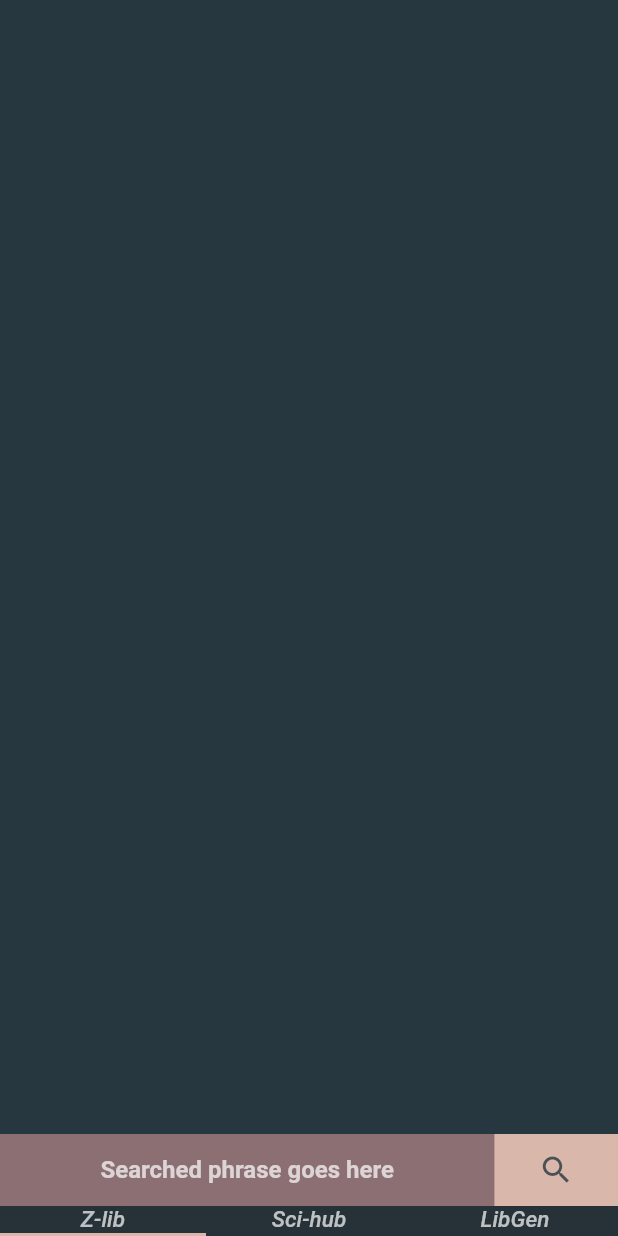
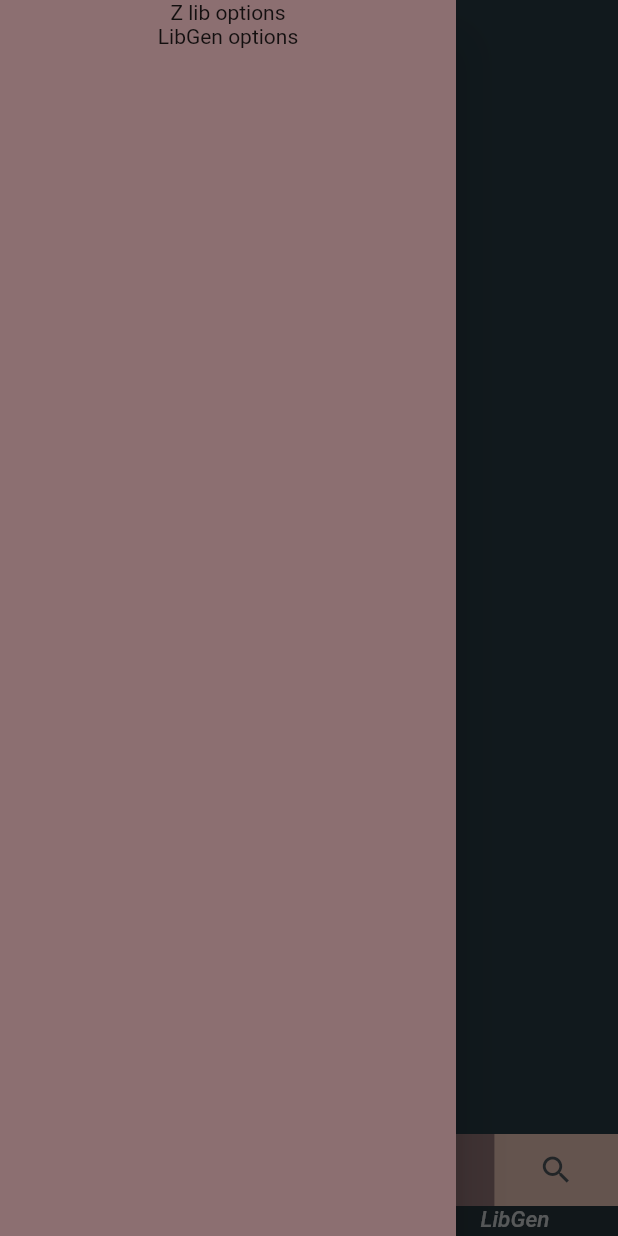
Before and after one commit to Qnkacz/Alexandria, a Flutter app: the screen it shows after launch, with the side drawer open (before the commit the screen has no drawer), on a phone screen of 412 x 824 dp. Run offline on Flutter 3.47's test engine with Material 2 defaults, Android fonts, the phone set to English and light mode, and no system bars; our stand-ins replace another_flushbar, flutter_slidable, permission_handler, share; missing offline and left inert: flutter_downloader.

Commit message:
Clean up
Added mainScreen widget for cleaner main

changed the Icon to one without background

```diff
--- /dev/null
+++ b/lib/MainScreen.dart
@@ -0,0 +1,88 @@
+import 'dart:ui';
+
+import 'package:flutter/material.dart';
+import 'package:flutter/services.dart';
+import 'package:z_lib_app/LibGenBody.dart';
+import 'package:z_lib_app/Options.dart';
+import 'package:z_lib_app/SciHubBody.dart';
+import 'package:z_lib_app/ZLibBody.dart';
+
+class MainScreen extends StatefulWidget {
+  @override
+  _MainScreenState createState() => _MainScreenState();
+}
+
+class _MainScreenState extends State<MainScreen> {
+
+  Future<bool> exitDialoge() {
+    return showDialog(
+        context: context,
+        builder: (context)=>BackdropFilter(
+          filter: ImageFilter.blur(sigmaX: 3,sigmaY: 3),
+          child: new AlertDialog(
+            backgroundColor: Colors.blueGrey,
+            elevation: 0,
+            title: Text("You sure?"),
+            content: Text("You really wanna leave so soon?"),
+            shape: RoundedRectangleBorder(borderRadius: BorderRadius.circular(20),side: BorderSide(color: Color(0xffD9B7AB))),
+            actions: [
+              MaterialButton(onPressed: (){
+                SystemNavigator.pop();
+              },
+                child: Text("EXIT",style: TextStyle(color: Color(0xffD9B7AB)),),
+              ),
+              MaterialButton(onPressed: (){
+                Navigator.of(context).pop(false);
+              },
+                child: Text("CANCEL",style: TextStyle(color: Color(0xffD9B7AB))),
+              ),
+            ],
+          ),
+        )
+    );
+  }
+  @override
+  Widget build(BuildContext context) {
+    return WillPopScope(
+      onWillPop: (){
+        exitDialoge();
+        return Future.value(false);
+      },
+      child: DefaultTabController(
+        length: 3,
+        child: Scaffold(
+          drawer: Drawer(
+              child: Options()
+          ),
+          bottomSheet: Container(
+            color: Colors.blueGrey[900],
+            child: TabBar(
+              indicatorColor: Color(0xFFD9B7AB),
+              tabs: [
+                Text("Z-lib", style: TextStyle(fontSize: 15,color: Colors.white70,fontStyle: FontStyle.italic),),
+                Text("Sci-hub",style: TextStyle(fontSize: 15,color: Colors.white70,fontStyle: FontStyle.italic),),
+                Text("LibGen",style: TextStyle(fontSize: 15,color: Colors.white70,fontStyle: FontStyle.italic),),
+              ],
+            ),
+          ),
+          body: TabBarView(
+            children: [
+              Padding(
+                padding: const EdgeInsets.fromLTRB(0,0,0,20),
+                child: zLibBody(),
+              ),
+              Padding(
+                padding: const EdgeInsets.fromLTRB(0,0,0,20),
+                child: SciHubBody(),
+              ),
+              Padding(
+                padding: const EdgeInsets.fromLTRB(0,0,0,20),
+                child: LibGenBody(),
+              ),
+            ],
+          ),
+        ),
+      ),
+    );
+  }
+}
--- /dev/null
+++ b/lib/Options.dart
@@ -0,0 +1,23 @@
+import 'package:flutter/material.dart';
+
+class Options extends StatefulWidget {
+  @override
+  _OptionsState createState() => _OptionsState();
+}
+
+class _OptionsState extends State<Options> {
+  @override
+  Widget build(BuildContext context) {
+    return SafeArea(
+      child: Container(
+        color: Color(0xff8C6F71),
+        child: Column(
+          children: [
+            Text("Z lib options"),
+            Text("LibGen options"),
+          ],
+        ),
+      ),
+    );
+  }
+}
--- a/lib/ZLibBody.dart
+++ b/lib/ZLibBody.dart
@@ -92,12 +92,7 @@ class _zLibBodyState extends State<zLibBody> {
   }
 
   Widget build(BuildContext context) {
-    return WillPopScope(
-      onWillPop: (){
-        exitDialoge();
-        return Future.value(false);
-      },
-      child: Scaffold(
+    return Scaffold(
 
         body: SafeArea(
           child: Padding(
@@ -129,6 +124,7 @@ class _zLibBodyState extends State<zLibBody> {
                       ///klikanie w wydawce
                       String bookName;
                       setState(() {
+                        FocusScope.of(context).unfocus();
                         Utilities.PageNumber=1;
                         bookName = Utilities.bookList[index].publisher;
                         GlobalWidgets.showMessageFlushBar(context, "Searching for: $bookName");
@@ -149,7 +145,7 @@ class _zLibBodyState extends State<zLibBody> {
                     }, ///klikanie po autorze
                     authorSearch: (String val) {
                       setState(() {
-
+                        FocusScope.of(context).unfocus();
                         Utilities.PageNumber=1;
                         String siteUrl = Utilities.siteRoot +"/g/"+ val;
                         GlobalWidgets.showMessageFlushBar(context, "Searching for: $val");
@@ -204,7 +200,6 @@ class _zLibBodyState extends State<zLibBody> {
                   ],
                 )
               ],
-              ))),
-    );
+            )));
   }
 }
```
Also changed, not shown: lib/LibGenBody.dart (+1 -34 lines), lib/SciHubBody.dart (+1 -34 lines), lib/main.dart (+2 -35 lines), 12 other files. Lines whose indentation alone changed are shown as unchanged.
